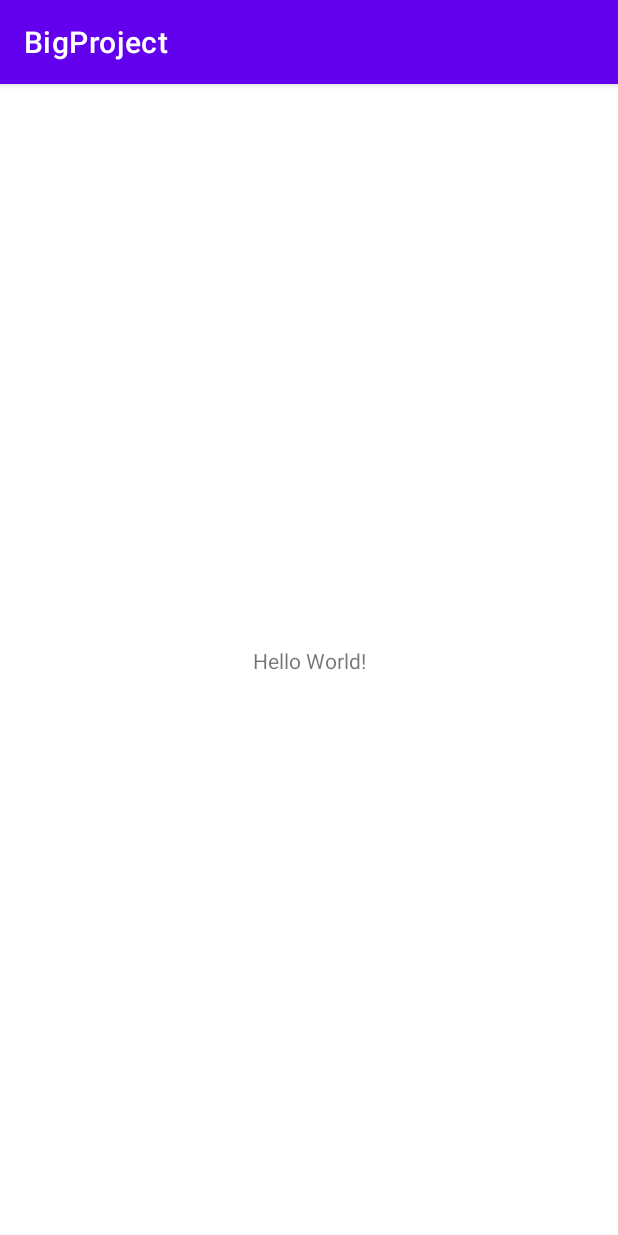
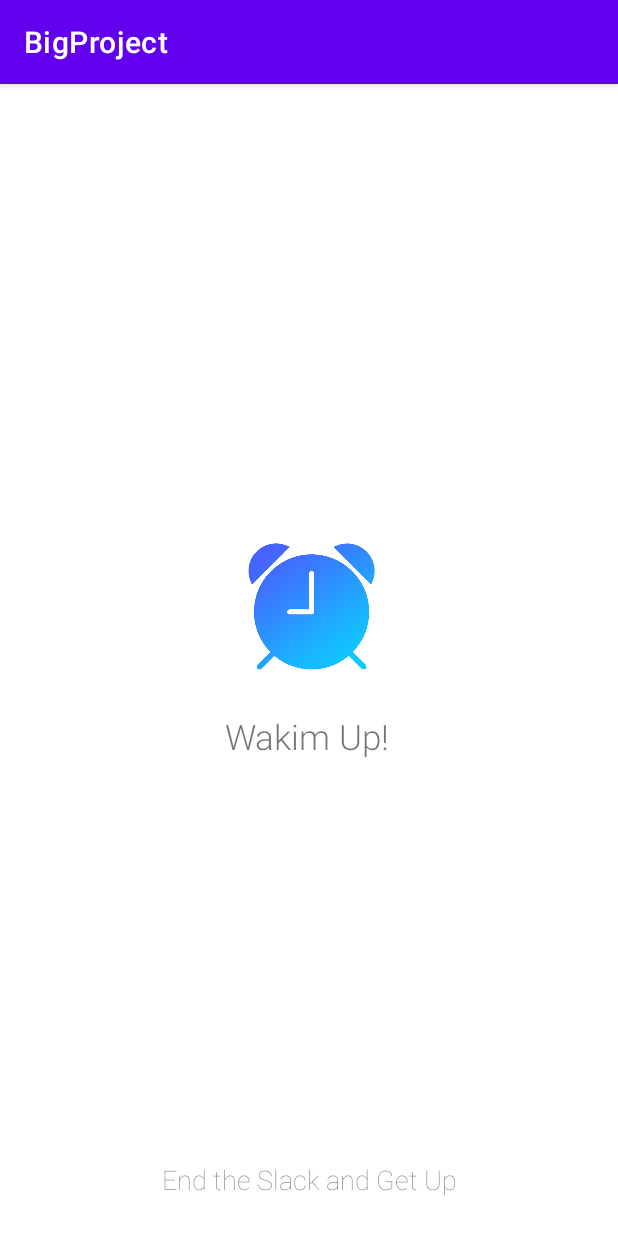
Before and after one commit to Kim-Arcena/Wakim-App, an Android app: the screen it shows after launch (MainActivity), on a phone screen of 412 x 824 dp. Run offline under Robolectric (Android 15) with nearby library versions, the phone set to English and light mode, and no system bars.

Commit message:
Splash Screen

```diff
--- a/app/src/main/res/layout/activity_main.xml
+++ b/app/src/main/res/layout/activity_main.xml
@@ -4,15 +4,48 @@
     xmlns:tools="http://schemas.android.com/tools"
     android:layout_width="match_parent"
     android:layout_height="match_parent"
+    android:background="@color/white"
     tools:context=".MainActivity">
 
+    <ImageView
+        android:id="@+id/imageView"
+        android:layout_width="0dp"
+        android:layout_height="146dp"
+        android:layout_marginStart="10dp"
+        android:layout_marginTop="100dp"
+        android:layout_marginEnd="10dp"
+        android:layout_marginBottom="100dp"
+        android:src="@drawable/splashlogo"
+        app:layout_constraintBottom_toBottomOf="parent"
+        app:layout_constraintEnd_toEndOf="parent"
+        app:layout_constraintHorizontal_bias="0.497"
+        app:layout_constraintStart_toStartOf="parent"
+        app:layout_constraintTop_toTopOf="parent"
+        app:layout_constraintVertical_bias="0.41" />
+
     <TextView
+        android:id="@+id/textView"
+        android:layout_width="111dp"
+        android:layout_height="35dp"
+        android:fontFamily="sans-serif-light"
+        android:text="Wakim Up!"
+        android:textSize="23sp"
+        app:layout_constraintEnd_toEndOf="parent"
+        app:layout_constraintHorizontal_bias="0.498"
+        app:layout_constraintStart_toStartOf="parent"
+        app:layout_constraintTop_toBottomOf="@+id/imageView" />
+
+    <TextView
+        android:id="@+id/textView2"
         android:layout_width="wrap_content"
         android:layout_height="wrap_content"
-        android:text="Hello World!"
+        android:layout_marginBottom="25dp"
+        android:fontFamily="sans-serif-thin"
+        android:text="End the Slack and Get Up"
+        android:textSize="18sp"
         app:layout_constraintBottom_toBottomOf="parent"
-        app:layout_constraintLeft_toLeftOf="parent"
-        app:layout_constraintRight_toRightOf="parent"
-        app:layout_constraintTop_toTopOf="parent" />
+        app:layout_constraintEnd_toEndOf="parent"
+        app:layout_constraintStart_toStartOf="parent" />
+
 
 </androidx.constraintlayout.widget.ConstraintLayout>
```
Also changed, not shown: app/src/main/res/drawable/splashlogo.png (added).
